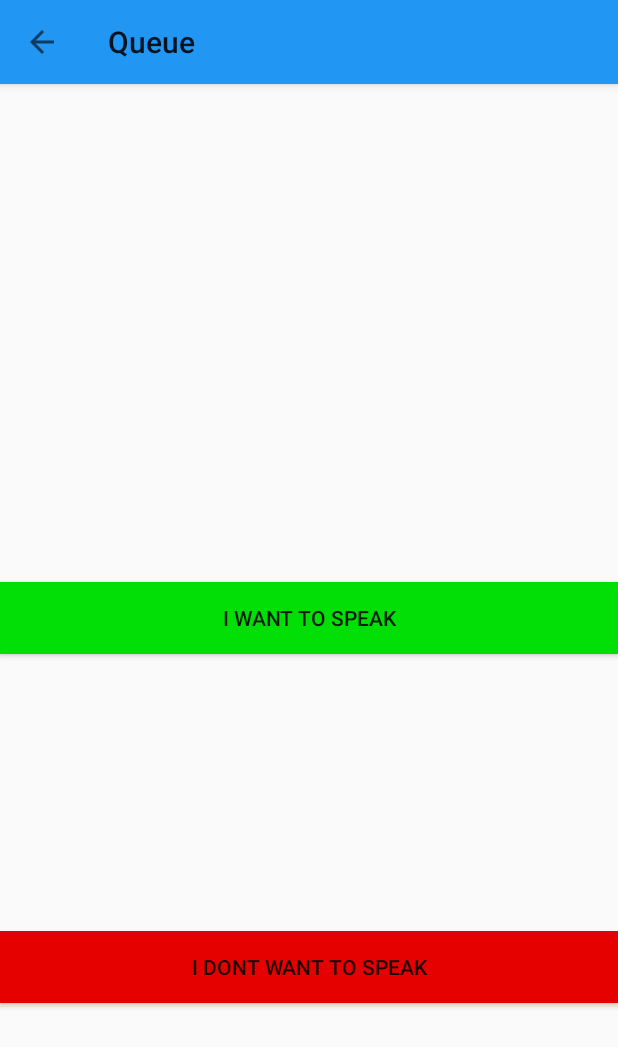
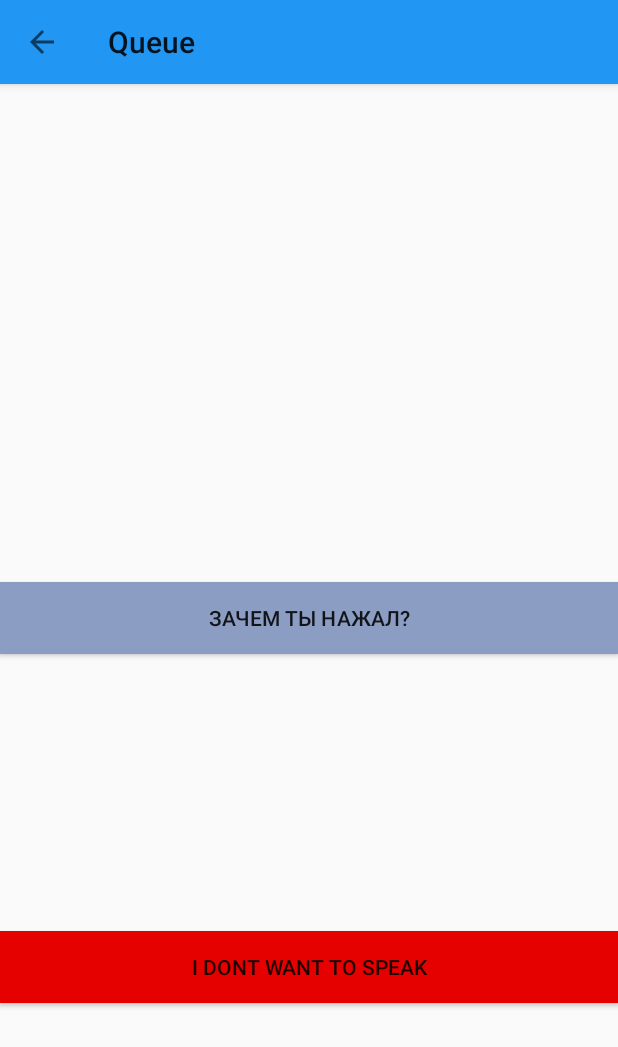
Before and after one commit to firsova/KP-for-Android-Studio-dev, an Android app: the QueueActivity screen opened directly, with no data from a screen before it, after a tap on "I WANT TO SPEAK", on a phone screen of 412 x 824 dp. Shown: the top 1047 px of the screen. Run offline under Robolectric (Android 15) with nearby library versions, the phone set to English and light mode, and no system bars; libraries missing offline, so code that uses them is left out: com.mikepenz.iconics, com.mikepenz.materialdrawer; 6 statements that could not run were skipped.

Commit message:
кнопки

```diff
--- a/app/src/main/java/petrsu/smartroom/android/srcli/QueueActivity.java
+++ b/app/src/main/java/petrsu/smartroom/android/srcli/QueueActivity.java
@@ -129,6 +129,9 @@ public class QueueActivity extends ActionBarActivity implements View.OnClickList
                 queue1.createRequest();
 
 
+                toQueue.setText("Зачем ты нажал?");
+                toQueue.setBackgroundColor(getResources().getColor(R.color.blue));
+
                 break;
 
 			/* exitQueue button */
@@ -138,6 +141,9 @@ public class QueueActivity extends ActionBarActivity implements View.OnClickList
                 queue2 = new QueueService();
 
                 queue2.deleteRequest();
+
+                exitQueue.setText("Зачем ты нажал?");
+                exitQueue.setBackgroundColor(getResources().getColor(R.color.white));
 
                 break;
         }
```
